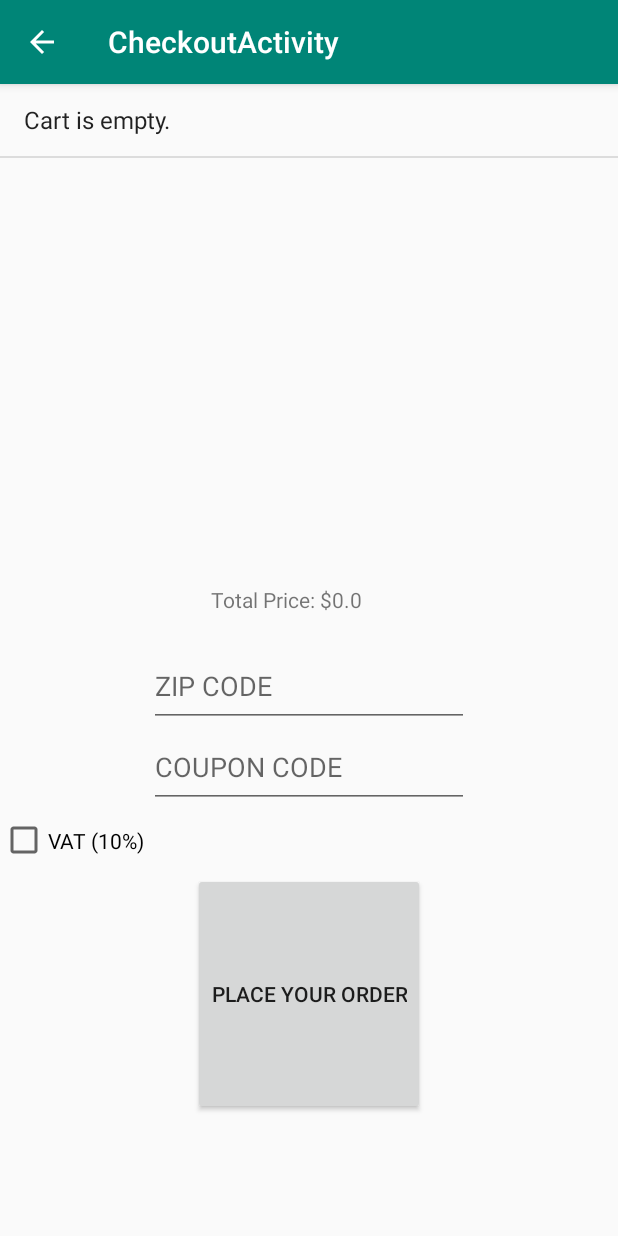
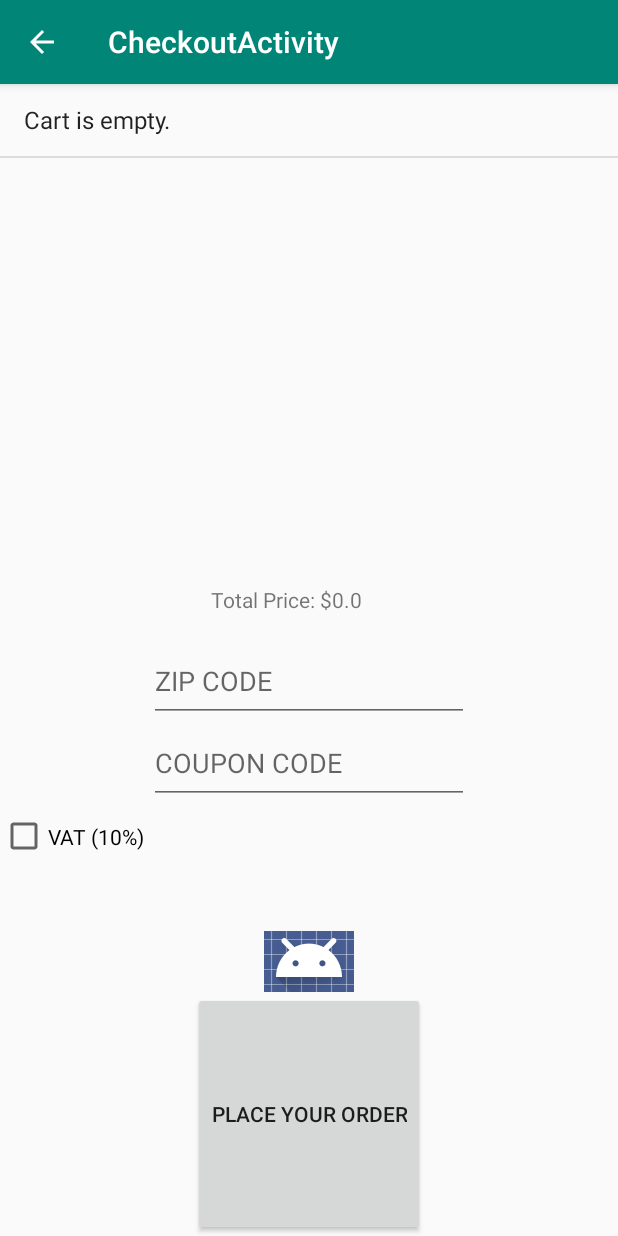
Before and after one commit to karimcambridge/comp-3606-assignment-1, an Android app: the CheckoutActivity screen opened directly, with no data from a screen before it, on a phone screen of 412 x 824 dp. Run offline under Robolectric (Android 15) with nearby library versions, the phone set to English and light mode, and no system bars.

Commit message:
Add random bonus image on checkout that displays a toast. Add name to home page

```diff
--- a/app/src/main/java/com/example/comp3606_assignment_1/CheckoutActivity.java
+++ b/app/src/main/java/com/example/comp3606_assignment_1/CheckoutActivity.java
@@ -136,4 +136,8 @@ public class CheckoutActivity extends AppCompatActivity {
 		}
 		txtFinalDisplay.setText("\tFinal Price: $" + finalPrice);
 	}
+
+	public void onRandomImageButtonClicked(View v) {
+		Toast.makeText(getApplicationContext(),"Hello! Welcome to our app!", Toast.LENGTH_SHORT).show();
+	}
 }
--- a/app/src/main/res/layout/content_checkout.xml
+++ b/app/src/main/res/layout/content_checkout.xml
@@ -1,6 +1,5 @@
 <?xml version="1.0" encoding="utf-8"?>
-<LinearLayout
-    xmlns:android="http://schemas.android.com/apk/res/android"
+<LinearLayout xmlns:android="http://schemas.android.com/apk/res/android"
     xmlns:app="http://schemas.android.com/apk/res-auto"
     xmlns:tools="http://schemas.android.com/tools"
     android:layout_width="match_parent"
@@ -20,7 +19,7 @@
     <TextView
         android:id="@+id/txt_totalPrice"
         android:layout_width="157dp"
-        android:layout_height="wrap_content"
+        android:layout_height="15dp"
         android:layout_gravity="center|center_horizontal|center_vertical"
         android:layout_weight="0.2" />
 
@@ -31,9 +30,9 @@
         android:layout_gravity="center|center_horizontal|center_vertical"
         android:layout_weight="0.5"
         android:ems="10"
+        android:hint="ZIP CODE"
         android:inputType="number"
-        android:text=""
-        android:hint="ZIP CODE"/>
+        android:text="" />
 
     <EditText
         android:id="@+id/txt_couponcode"
@@ -42,9 +41,9 @@
         android:layout_gravity="center|center_horizontal|center_vertical"
         android:layout_weight="0.5"
         android:ems="10"
+        android:hint="COUPON CODE"
         android:inputType="textShortMessage"
-        android:text=""
-        android:hint="COUPON CODE" />
+        android:text="" />
 
     <CheckBox
         android:id="@+id/btn_vat"
@@ -53,6 +52,23 @@
         android:layout_gravity="center|center_horizontal|center_vertical"
         android:layout_weight="0.4"
         android:text="VAT (10%)" />
+
+    <TextView
+        android:id="@+id/txt_checkout_display"
+        android:layout_width="276dp"
+        android:layout_height="20dp"
+        android:layout_gravity="center|center_horizontal|center_vertical"
+        android:layout_weight="0.2"
+        android:gravity="center" />
+
+    <ImageButton
+        android:id="@+id/imageButton"
+        android:layout_width="60dp"
+        android:layout_height="30dp"
+        android:layout_gravity="center_horizontal"
+        android:layout_weight="0.1"
+        android:onClick="onRandomImageButtonClicked"
+        app:srcCompat="@android:drawable/sym_def_app_icon" />
 
     <Button
         android:id="@+id/btn_final_checkout"
@@ -63,11 +79,4 @@
         android:onClick="onFinalCheckout"
         android:text="PLACE YOUR ORDER" />
 
-    <TextView
-        android:id="@+id/txt_checkout_display"
-        android:layout_width="276dp"
-        android:layout_height="58dp"
-        android:layout_gravity="center|center_horizontal|center_vertical"
-        android:layout_weight="0.2"
-        android:gravity="center" />
 </LinearLayout>
```
Also changed, not shown: app/src/main/res/layout/content_main.xml (+15 -4 lines).
